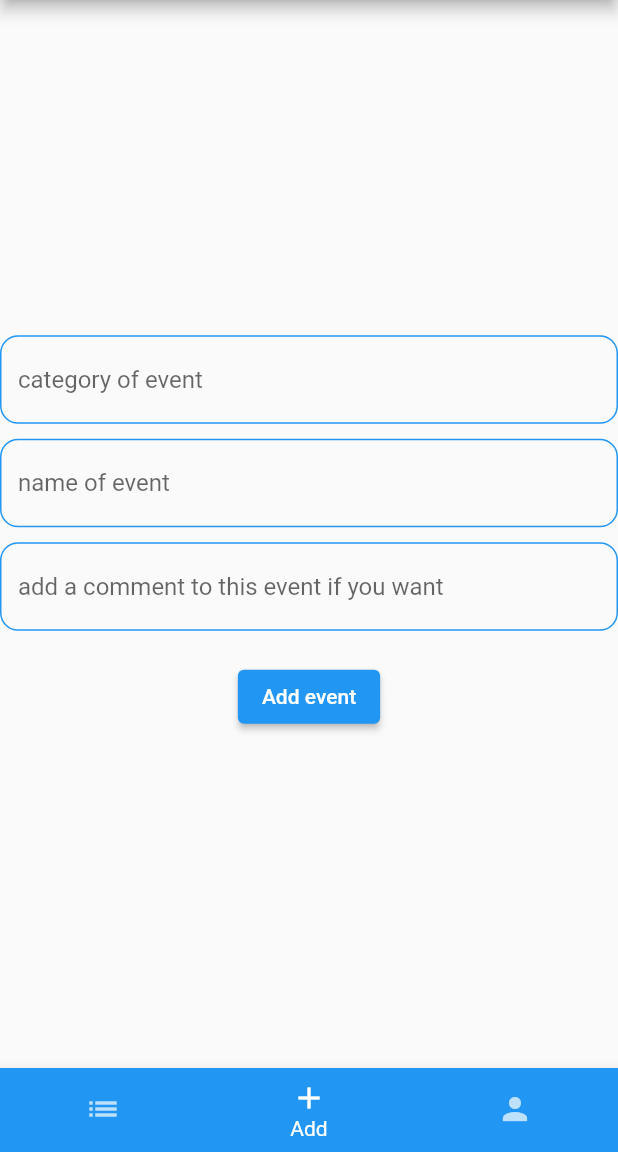
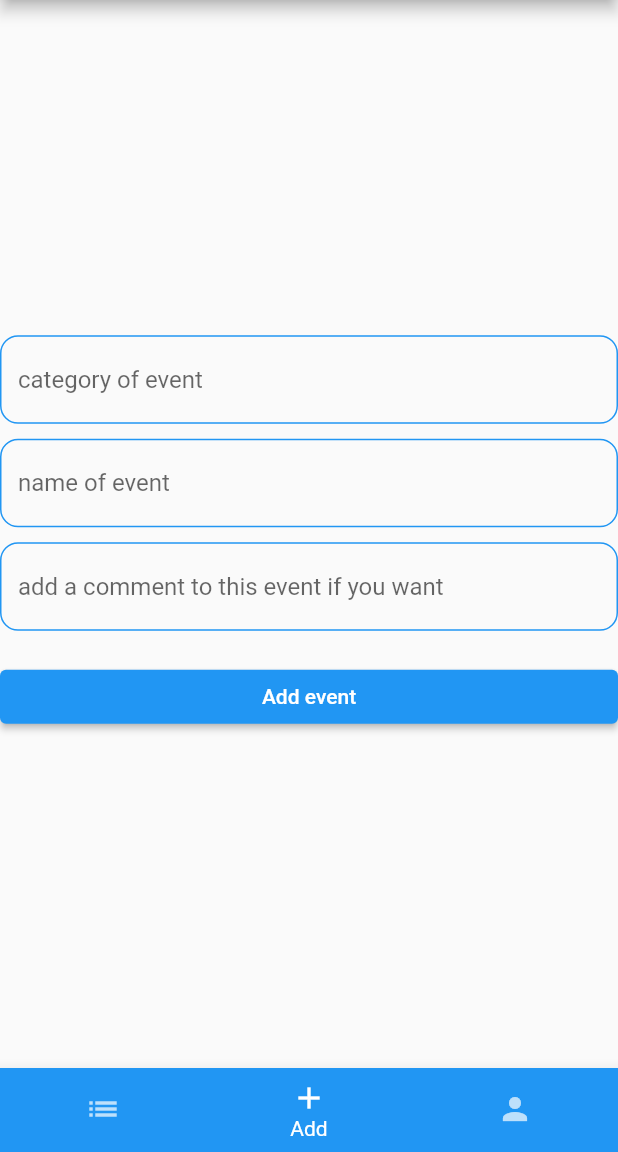
Before and after one commit to marcinwozniak407/when_was_that, a Flutter app: the screen it shows once a user with an empty profile is signed in, item 2 of the bottom bar chosen, on a phone screen of 412 x 824 dp, the part 84-1236 px from its top. Run offline on Flutter 3.47's test engine with Material 2 defaults, Android fonts, the phone set to English and light mode, and no system bars; our stand-ins replace animated_splash_screen, cloud_firestore, firebase_auth, firebase_core, google_fonts; accounts and stored records are empty.

Commit message:
Make the ElevatedButton the full width

```diff
--- a/lib/app/add/add_page_content.dart
+++ b/lib/app/add/add_page_content.dart
@@ -71,7 +71,9 @@ class _AddPageContentState extends State<AddPageContent> {
             ),
           ),
           const SizedBox(height: 20),
-          ElevatedButton(
+          Container(
+            width: double.infinity,
+            child: ElevatedButton(
                 onPressed: () {
                   FirebaseFirestore.instance.collection('events').add({
                     'category': categoryOfEvent,
@@ -79,7 +81,8 @@ class _AddPageContentState extends State<AddPageContent> {
                     'comment': comment
                   });
                 },
-              child: const Text('Add event'))
+                child: const Text('Add event')),
+          )
         ],
       ),
     );
```
Lines whose indentation alone changed are shown as unchanged.
